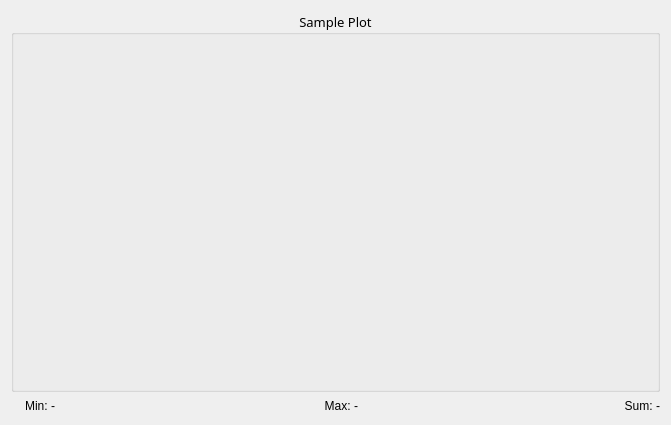
First picture: the form in slsDetectorGui/forms/form_plot.ui, repository slsdetectorgroup/slsDetectorPackage, before the edit.
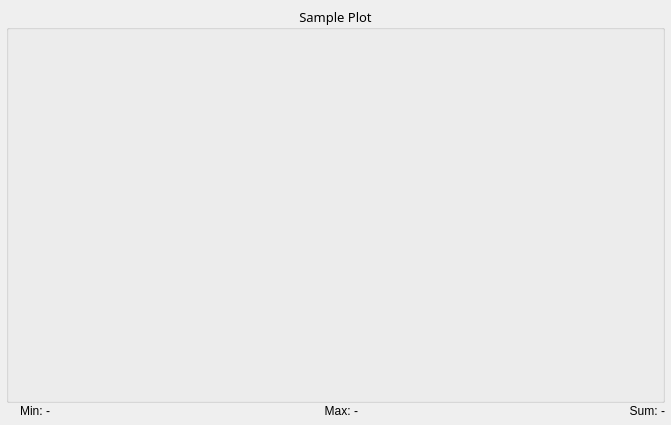
Second picture: the form after the edit.

Commit message: gui: fixed gain plot size

Diff of the .ui file:
```diff
--- a/slsDetectorGui/forms/form_plot.ui
+++ b/slsDetectorGui/forms/form_plot.ui
@@ -20,8 +20,20 @@
    <string>Form</string>
   </property>
   <layout class="QGridLayout" name="layout">
+   <property name="margin">
+    <number>6</number>
+   </property>
+   <property name="spacing">
+    <number>0</number>
+   </property>
    <item row="0" column="0">
     <widget class="QGroupBox" name="boxPlot">
+     <property name="sizePolicy">
+      <sizepolicy hsizetype="Expanding" vsizetype="Expanding">
+       <horstretch>0</horstretch>
+       <verstretch>0</verstretch>
+      </sizepolicy>
+     </property>
      <property name="font">
       <font>
        <family>Sans Serif</family>
@@ -39,7 +51,7 @@
      </property>
      <layout class="QGridLayout" name="plotLayout">
       <property name="margin">
-       <number>0</number>
+       <number>9</number>
       </property>
       <property name="spacing">
        <number>0</number>
```
The commit also changes 7 other files.
